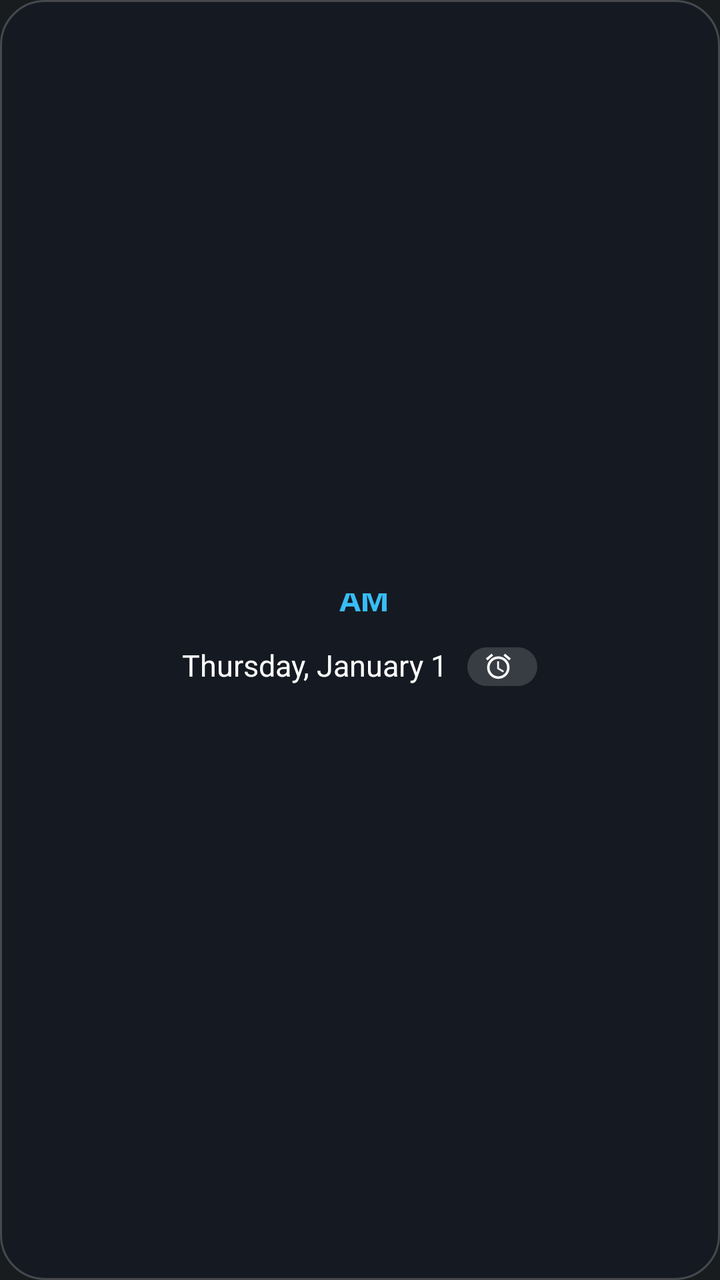
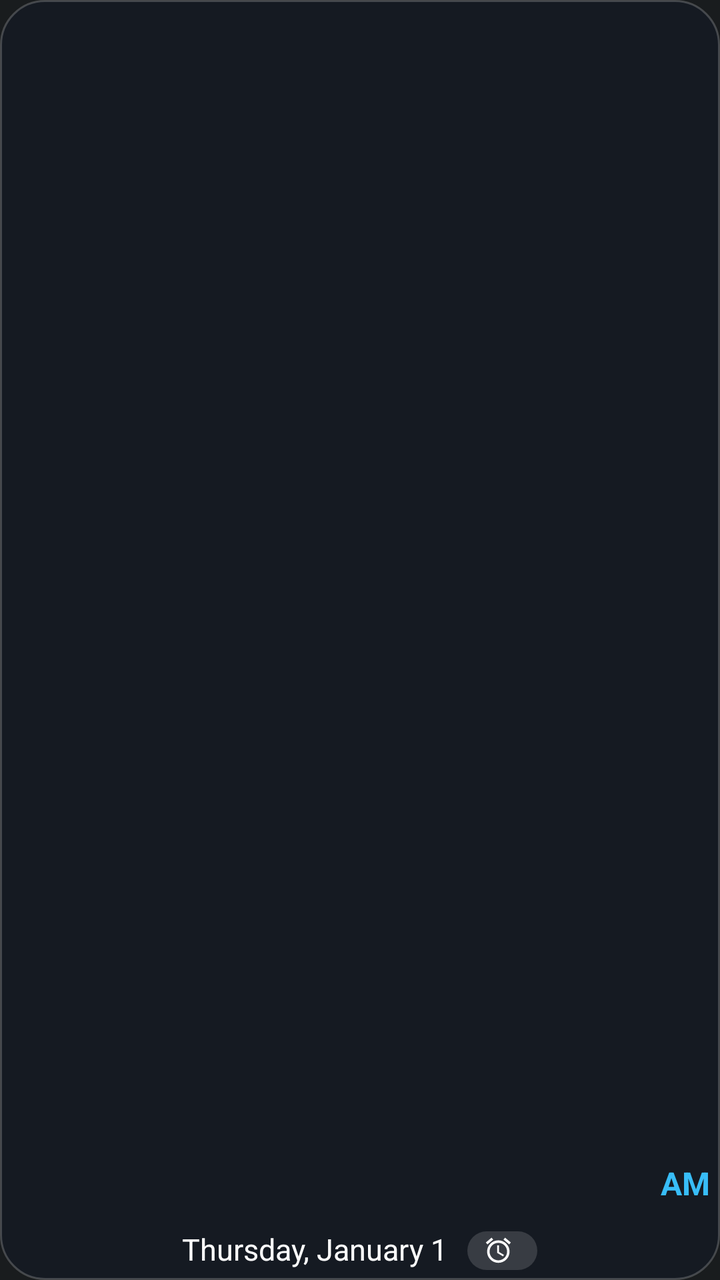

Compare the two renders of this Android layout. The source of the first and the diff that turns it into the second are given below.
<!-- AndroidManifest.xml: application theme Theme.ChronoClock -->
<!-- res/layout/widget_clock_large.xml -->
<?xml version="1.0" encoding="utf-8"?>
<FrameLayout xmlns:android="http://schemas.android.com/apk/res/android"
    android:id="@+id/widget_root"
    android:layout_width="match_parent"
    android:layout_height="match_parent"
    android:background="@drawable/bg_widget_frosted_dark"
    android:contentDescription="@string/cd_open_clock"
    android:padding="5dp">

    <LinearLayout
        android:id="@+id/content_container"
        android:layout_width="match_parent"
        android:layout_height="match_parent"
        android:gravity="center"
        android:orientation="vertical">

        <LinearLayout
            android:id="@+id/time_row"
            android:layout_width="wrap_content"
            android:layout_height="wrap_content"
            android:gravity="bottom|center_horizontal"
            android:orientation="horizontal">

            <FrameLayout
                android:id="@+id/time_layer_frame"
                android:layout_width="wrap_content"
                android:layout_height="wrap_content" />

            <TextClock
                android:id="@+id/tc_ampm"
                style="@style/ClockText.Sans.Bold"
                android:layout_width="wrap_content"
                android:layout_height="wrap_content"
                android:layout_marginStart="4dp"
                android:layout_marginBottom="6dp"
                android:format12Hour="a"
                android:format24Hour=""
                android:textColor="@color/sky_400"
                android:textSize="16sp" />
        </LinearLayout>

        <LinearLayout
            android:id="@+id/meta_below_row"
            android:layout_width="wrap_content"
            android:layout_height="wrap_content"
            android:layout_marginTop="2dp"
            android:gravity="center_vertical"
            android:orientation="horizontal">

            <TextClock
                android:id="@+id/tc_date_below"
                style="@style/ClockText.Sans.Regular"
                android:layout_width="wrap_content"
                android:layout_height="wrap_content"
                android:format12Hour="EEEE, MMMM d"
                android:format24Hour="EEEE, d MMMM"
                android:textColor="@color/white"
                android:textSize="15sp" />

            <LinearLayout
                android:id="@+id/alarm_container_below"
                android:layout_width="wrap_content"
                android:layout_height="wrap_content"
                android:layout_marginStart="10dp"
                android:background="@drawable/bg_alarm_pill"
                android:gravity="center_vertical"
                android:orientation="horizontal"
                android:paddingHorizontal="8dp"
                android:paddingVertical="2dp">

                <ImageView
                    android:id="@+id/iv_alarm_below"
                    android:layout_width="15dp"
                    android:layout_height="15dp"
                    android:contentDescription="@string/cd_alarm_icon"
                    android:src="@drawable/ic_alarm_clock" />

                <TextView
                    android:id="@+id/tv_alarm_below"
                    style="@style/ClockText.Sans.Bold"
                    android:layout_width="wrap_content"
                    android:layout_height="wrap_content"
                    android:layout_marginStart="4dp"
                    android:textColor="@color/amber_500"
                    android:textSize="13sp" />
            </LinearLayout>
        </LinearLayout>
    </LinearLayout>
</FrameLayout>
<!-- resources referenced by this layout -->
<resources>
  <color name="amber_500">#FFF59E0B</color>
  <color name="sky_400">#FF38BDF8</color>
  <color name="white">#FFFFFFFF</color>
  <!-- drawable bg_alarm_pill (drawable) -->
  <?xml version="1.0" encoding="utf-8"?>
  <shape xmlns:android="http://schemas.android.com/apk/res/android"
      android:shape="rectangle">
      <solid android:color="#26FFFFFF" />
      <corners android:radius="999dp" />
  </shape>
  <!-- drawable bg_widget_frosted_dark (drawable) -->
  <?xml version="1.0" encoding="utf-8"?>
  <shape xmlns:android="http://schemas.android.com/apk/res/android"
      android:shape="rectangle">
      <solid android:color="#660F172A" />
      <stroke
          android:width="1dp"
          android:color="#33FFFFFF" />
      <corners android:radius="22dp" />
  </shape>
  <!-- drawable ic_alarm_clock (drawable) -->
  <vector xmlns:android="http://schemas.android.com/apk/res/android"
      android:width="18dp"
      android:height="18dp"
      android:viewportWidth="24"
      android:viewportHeight="24">
      <path
          android:fillColor="#FFFFFFFF"
          android:pathData="M22,5.72l-4.6,-3.86 -1.29,1.53 4.6,3.86L22,5.72zM7.88,3.39L6.6,1.86 2,5.71l1.29,1.53 4.59,-3.85zM12.5,8L11,8v6l4.75,2.85 0.75,-1.23 -4,-2.37L12.5,8zM12,4c-4.97,0 -9,4.03 -9,9s4.02,9 9,9c4.97,0 9,-4.03 9,-9s-4.03,-9 -9,-9zM12,20c-3.87,0 -7,-3.13 -7,-7s3.13,-7 7,-7 7,3.13 7,7 -3.13,7 -7,7z" />
  </vector>
  <string name="cd_alarm_icon">Next alarm</string>
  <string name="cd_open_clock">Tap to open system Clock app</string>
  <style name="ClockText.Sans.Bold" parent="ClockTextBase">
          <item name="android:fontFamily">sans-serif</item>
          <item name="android:textStyle">bold</item>
      </style>
  <style name="ClockText.Sans.Regular" parent="ClockTextBase">
          <item name="android:fontFamily">sans-serif</item>
          <item name="android:textStyle">normal</item>
      </style>
  <style name="Theme.ChronoClock" parent="android:Theme.DeviceDefault.NoActionBar" />
  <style name="ClockTextBase">
          <item name="android:includeFontPadding">false</item>
          <item name="android:maxLines">1</item>
          <item name="android:ellipsize">end</item>
          <item name="android:fontFeatureSettings">tnum</item>
      </style>
</resources>

<!-- the commit's change to res/layout/widget_clock_large.xml (unified diff, before → after) -->
@@ -16,42 +16,49 @@
 
         <LinearLayout
             android:id="@+id/time_row"
-            android:layout_width="wrap_content"
-            android:layout_height="wrap_content"
-            android:gravity="bottom|center_horizontal"
+            android:layout_width="match_parent"
+            android:layout_height="0dp"
+            android:layout_weight="1"
+            android:gravity="center"
             android:orientation="horizontal">
 
             <FrameLayout
                 android:id="@+id/time_layer_frame"
-                android:layout_width="wrap_content"
-                android:layout_height="wrap_content" />
+                android:layout_width="0dp"
+                android:layout_height="match_parent"
+                android:layout_weight="1" />
 
             <TextClock
                 android:id="@+id/tc_ampm"
-                style="@style/ClockText.Sans.Bold"
+                style="@style/ClockMetaBase"
                 android:layout_width="wrap_content"
                 android:layout_height="wrap_content"
+                android:layout_gravity="bottom"
                 android:layout_marginStart="4dp"
                 android:layout_marginBottom="6dp"
+                android:fontFamily="sans-serif"
                 android:format12Hour="a"
                 android:format24Hour=""
                 android:textColor="@color/sky_400"
-                android:textSize="16sp" />
+                android:textSize="16sp"
+                android:textStyle="bold" />
         </LinearLayout>
 
         <LinearLayout
             android:id="@+id/meta_below_row"
             android:layout_width="wrap_content"
             android:layout_height="wrap_content"
+            android:layout_gravity="center_horizontal"
             android:layout_marginTop="2dp"
             android:gravity="center_vertical"
             android:orientation="horizontal">
 
             <TextClock
                 android:id="@+id/tc_date_below"
-                style="@style/ClockText.Sans.Regular"
+                style="@style/ClockMetaBase"
                 android:layout_width="wrap_content"
                 android:layout_height="wrap_content"
+                android:fontFamily="sans-serif"
                 android:format12Hour="EEEE, MMMM d"
                 android:format24Hour="EEEE, d MMMM"
                 android:textColor="@color/white"
@@ -77,12 +84,14 @@
 
                 <TextView
                     android:id="@+id/tv_alarm_below"
-                    style="@style/ClockText.Sans.Bold"
+                    style="@style/ClockMetaBase"
                     android:layout_width="wrap_content"
                     android:layout_height="wrap_content"
                     android:layout_marginStart="4dp"
+                    android:fontFamily="sans-serif"
                     android:textColor="@color/amber_500"
-                    android:textSize="13sp" />
+                    android:textSize="13sp"
+                    android:textStyle="bold" />
             </LinearLayout>
         </LinearLayout>
     </LinearLayout>
<!-- resource entries referenced after the edit -->
@@ -32,20 +32,11 @@
   </vector>
   <string name="cd_alarm_icon">Next alarm</string>
   <string name="cd_open_clock">Tap to open system Clock app</string>
-  <style name="ClockText.Sans.Bold" parent="ClockTextBase">
-          <item name="android:fontFamily">sans-serif</item>
-          <item name="android:textStyle">bold</item>
-      </style>
-  <style name="ClockText.Sans.Regular" parent="ClockTextBase">
-          <item name="android:fontFamily">sans-serif</item>
-          <item name="android:textStyle">normal</item>
-      </style>
-  <style name="Theme.ChronoClock" parent="android:Theme.DeviceDefault.NoActionBar" />
-  <style name="ClockTextBase">
+  <style name="ClockMetaBase">
           <item name="android:includeFontPadding">false</item>
           <item name="android:maxLines">1</item>
           <item name="android:ellipsize">end</item>
-          <item name="android:fontFeatureSettings">tnum</item>
       </style>
+  <style name="Theme.ChronoClock" parent="android:Theme.DeviceDefault.NoActionBar" />
 </resources>
 
